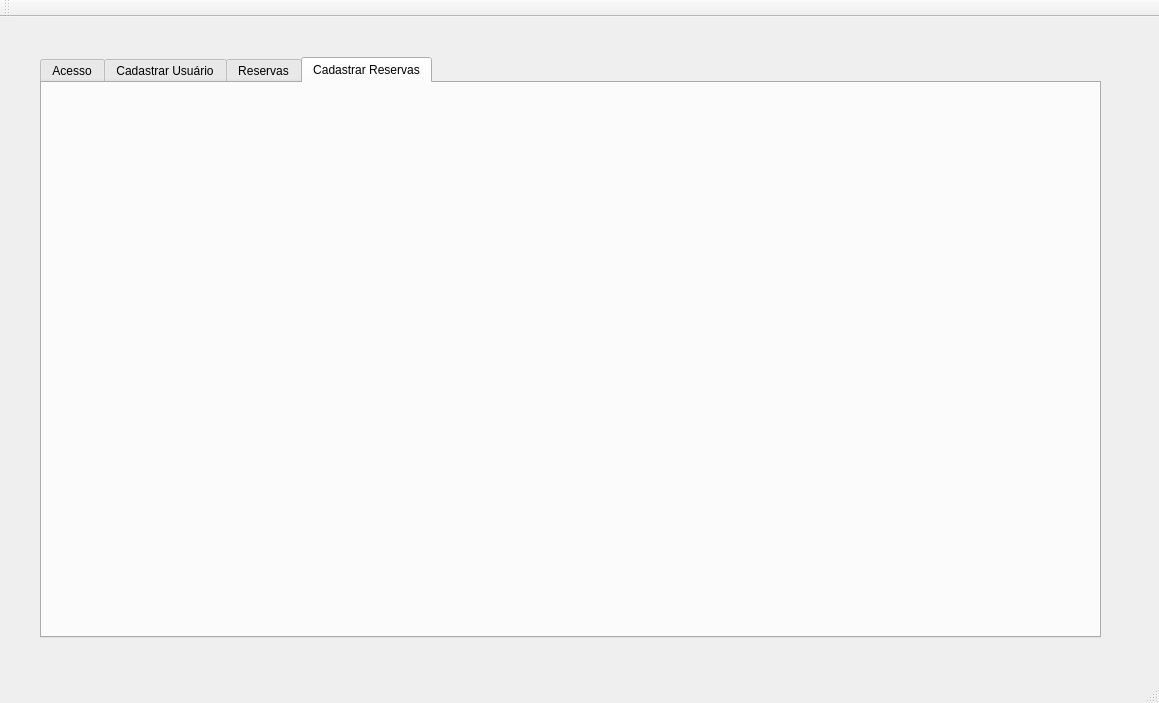
The window that mainwindow.ui (lksalbq/user-control-system) describes before a commit, drawn with Qt 5.
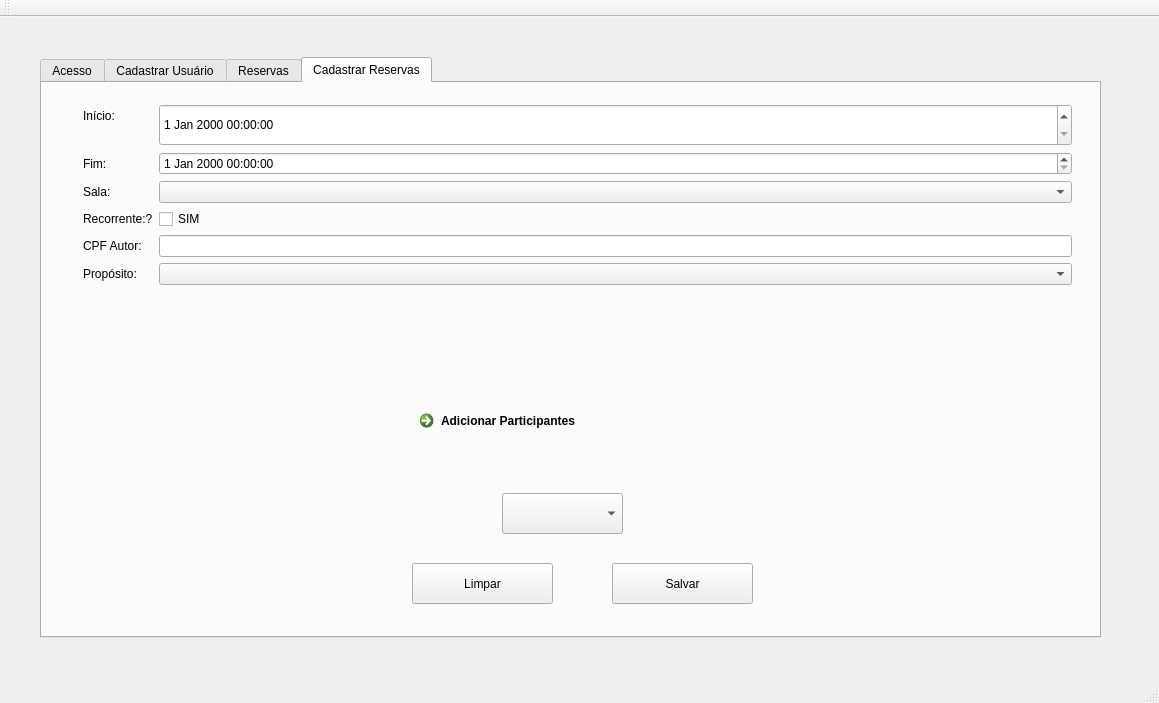
The same window after the commit. The open tabs and pages were chosen to show the change.

The edit to the form file:
```diff
--- a/mainwindow.ui
+++ b/mainwindow.ui
@@ -301,6 +301,185 @@
      <attribute name="title">
       <string>Cadastrar Reservas</string>
      </attribute>
+     <widget class="QWidget" name="reserveForm" native="true">
+      <property name="geometry">
+       <rect>
+        <x>30</x>
+        <y>10</y>
+        <width>1011</width>
+        <height>311</height>
+       </rect>
+      </property>
+      <layout class="QFormLayout" name="formLayout_2">
+       <item row="1" column="0">
+        <widget class="QLabel" name="initScheduleLabel">
+         <property name="text">
+          <string>Início:</string>
+         </property>
+        </widget>
+       </item>
+       <item row="1" column="1">
+        <widget class="QDateTimeEdit" name="initScheduleLineEdit">
+         <property name="minimumSize">
+          <size>
+           <width>845</width>
+           <height>42</height>
+          </size>
+         </property>
+        </widget>
+       </item>
+       <item row="2" column="0">
+        <widget class="QLabel" name="endScheduleLabel">
+         <property name="text">
+          <string>Fim:</string>
+         </property>
+        </widget>
+       </item>
+       <item row="2" column="1">
+        <widget class="QDateTimeEdit" name="endScheduleEdit"/>
+       </item>
+       <item row="3" column="0">
+        <widget class="QLabel" name="roomLabel">
+         <property name="text">
+          <string>Sala:</string>
+         </property>
+        </widget>
+       </item>
+       <item row="3" column="1">
+        <widget class="QComboBox" name="roomLineEdit"/>
+       </item>
+       <item row="4" column="0">
+        <widget class="QLabel" name="recorrenteLabel">
+         <property name="text">
+          <string>Recorrente:?</string>
+         </property>
+        </widget>
+       </item>
+       <item row="4" column="1">
+        <widget class="QCheckBox" name="recurrentCheckBox">
+         <property name="enabled">
+          <bool>true</bool>
+         </property>
+         <property name="text">
+          <string>SIM</string>
+         </property>
+        </widget>
+       </item>
+       <item row="5" column="0">
+        <widget class="QLabel" name="autorLabel">
+         <property name="text">
+          <string>CPF Autor:</string>
+         </property>
+        </widget>
+       </item>
+       <item row="5" column="1">
+        <widget class="QLineEdit" name="autorLineEdit">
+         <property name="enabled">
+          <bool>true</bool>
+         </property>
+        </widget>
+       </item>
+       <item row="6" column="0">
+        <widget class="QLabel" name="propositoLabel">
+         <property name="text">
+          <string>Propósito:</string>
+         </property>
+        </widget>
+       </item>
+       <item row="6" column="1">
+        <widget class="QComboBox" name="purposeComboBox">
+         <property name="enabled">
+          <bool>true</bool>
+         </property>
+         <item>
+          <property name="text">
+           <string/>
+          </property>
+         </item>
+         <item>
+          <property name="text">
+           <string>Aula</string>
+          </property>
+         </item>
+         <item>
+          <property name="text">
+           <string>Evento</string>
+          </property>
+         </item>
+         <item>
+          <property name="text">
+           <string>Limpeza</string>
+          </property>
+         </item>
+         <item>
+          <property name="text">
+           <string>Individual</string>
+          </property>
+         </item>
+         <item>
+          <property name="text">
+           <string>Reunião</string>
+          </property>
+         </item>
+        </widget>
+       </item>
+      </layout>
+     </widget>
+     <widget class="QCommandLinkButton" name="addPersonsToReserve">
+      <property name="geometry">
+       <rect>
+        <x>370</x>
+        <y>320</y>
+        <width>321</width>
+        <height>53</height>
+       </rect>
+      </property>
+      <property name="text">
+       <string>Adicionar Participantes</string>
+      </property>
+     </widget>
+     <widget class="QPushButton" name="saveReserve">
+      <property name="enabled">
+       <bool>true</bool>
+      </property>
+      <property name="geometry">
+       <rect>
+        <x>570</x>
+        <y>480</y>
+        <width>141</width>
+        <height>41</height>
+       </rect>
+      </property>
+      <property name="text">
+       <string>Salvar</string>
+      </property>
+     </widget>
+     <widget class="QPushButton" name="cleanReserveForm">
+      <property name="geometry">
+       <rect>
+        <x>370</x>
+        <y>480</y>
+        <width>141</width>
+        <height>41</height>
+       </rect>
+      </property>
+      <property name="text">
+       <string>Limpar</string>
+      </property>
+     </widget>
+     <widget class="QComboBox" name="reservePersons">
+      <property name="enabled">
+       <bool>true</bool>
+      </property>
+      <property name="geometry">
+       <rect>
+        <x>460</x>
+        <y>410</y>
+        <width>121</width>
+        <height>41</height>
+       </rect>
+      </property>
+     </widget>
     </widget>
    </widget>
   </widget>
```
Left out of the diff: 12 changed lines with no effect on the pictures.
